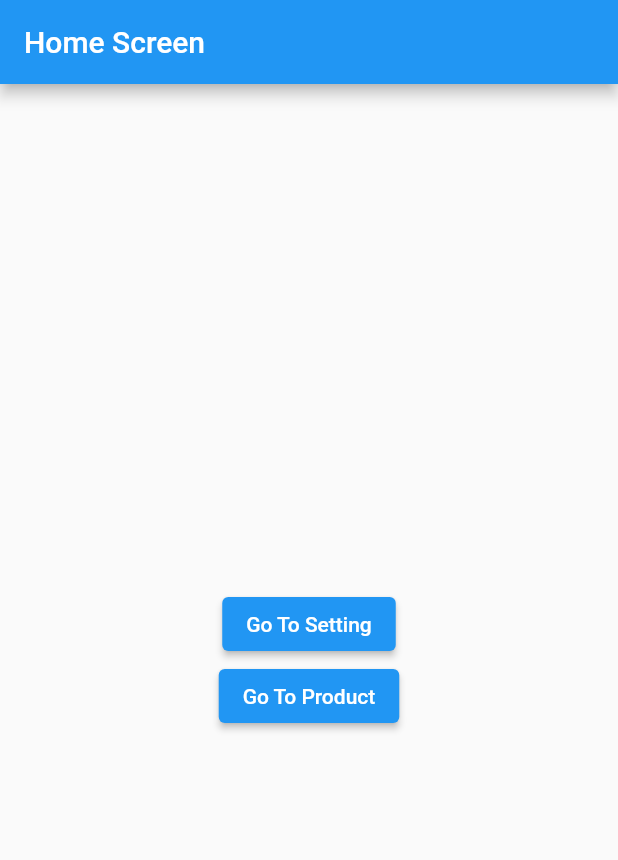
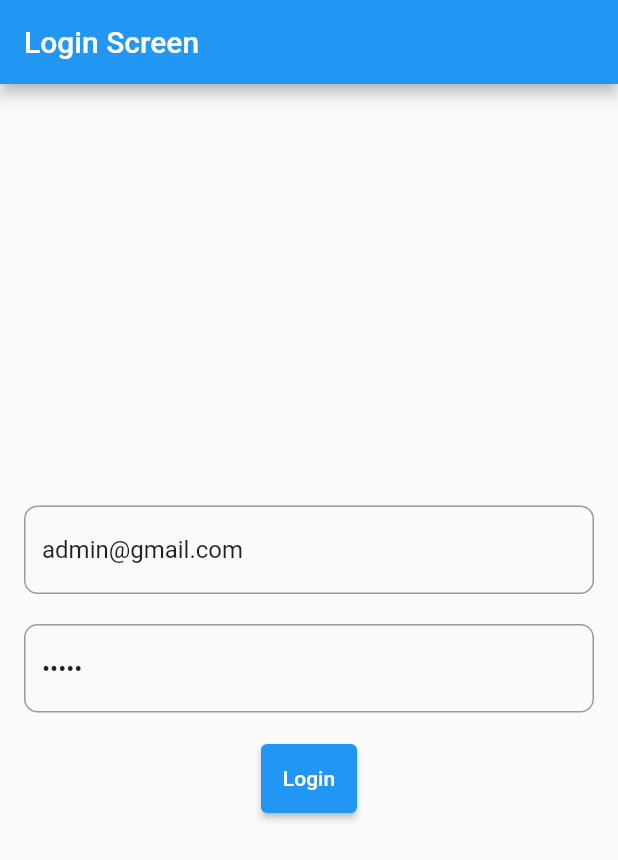
Before and after one commit to aprxty3/product_scanner, a Flutter app: the screen it shows after launch, on a phone screen of 412 x 824 dp. Shown: the top 860 px of the screen. Run offline on Flutter 3.47's test engine with Material 2 defaults, Android fonts, the phone set to English and light mode, and no system bars; our stand-ins replace firebase_auth, firebase_core, go_router; accounts and stored records are empty.

Commit message:
build login ui

```diff
--- a/lib/routes/router.dart
+++ b/lib/routes/router.dart
@@ -1,13 +1,23 @@
+import 'package:firebase_auth/firebase_auth.dart';
 import 'package:go_router/go_router.dart';
 import 'package:product_scanner/screen/detail_prodcut_screen.dart';
 import 'package:product_scanner/screen/error_screen.dart';
 import 'package:product_scanner/screen/home_screen.dart';
+import 'package:product_scanner/screen/login_screen.dart';
 import 'package:product_scanner/screen/product_screen.dart';
 import 'package:product_scanner/screen/setting_screen.dart';
 export 'package:go_router/go_router.dart';
 part 'routes_name.dart';
 
 final router = GoRouter(
+  redirect: (context, state) {
+    FirebaseAuth auth = FirebaseAuth.instance;
+    if (auth.currentUser == null) {
+      return '/login';
+    } else {
+      return null;
+    }
+  },
   errorBuilder: (context, state) => const ErrorScreen(),
   routes: [
     GoRoute(
@@ -33,5 +43,9 @@ final router = GoRouter(
         path: '/setings',
         name: Routes.setting,
         builder: (context, state) => const SettingScreen()),
+    GoRoute(
+        path: '/login',
+        name: Routes.login,
+        builder: (context, state) => LoginScreen()),
   ],
 );
--- a/lib/routes/routes_name.dart
+++ b/lib/routes/routes_name.dart
@@ -6,4 +6,5 @@ abstract class Routes {
   static const setting = 'setting';
   static const product = 'product';
   static const detailProduct = 'detailProduct';
+  static const login = 'login';
 }
--- /dev/null
+++ b/lib/screen/login_screen.dart
@@ -0,0 +1,55 @@
+import 'package:flutter/material.dart';
+import 'package:product_scanner/routes/router.dart';
+
+class LoginScreen extends StatelessWidget {
+  LoginScreen({super.key});
+
+  final emailController = TextEditingController(text: 'admin@gmail.com');
+  final passwordController = TextEditingController(text: 'admin');
+
+  @override
+  Widget build(BuildContext context) {
+    return Scaffold(
+      appBar: AppBar(
+        title: const Text('Login Screen'),
+      ),
+      body: Padding(
+        padding: const EdgeInsets.symmetric(horizontal: 16),
+        child: Column(
+          mainAxisAlignment: MainAxisAlignment.center,
+          children: [
+            TextField(
+              autocorrect: false,
+              controller: emailController,
+              decoration: InputDecoration(
+                border: OutlineInputBorder(
+                  borderRadius: BorderRadius.circular(9),
+                ),
+              ),
+            ),
+            const SizedBox(height: 20),
+            TextField(
+              autocorrect: false,
+              controller: passwordController,
+              obscureText: true,
+              decoration: InputDecoration(
+                border: OutlineInputBorder(
+                  borderRadius: BorderRadius.circular(9),
+                ),
+              ),
+            ),
+            const SizedBox(height: 20),
+            ElevatedButton(
+              onPressed: () {
+                context.goNamed(Routes.home);
+              },
+              style: ElevatedButton.styleFrom(
+                  padding: const EdgeInsets.symmetric(vertical: 15)),
+              child: const Text('Login'),
+            ),
+          ],
+        ),
+      ),
+    );
+  }
+}
```
